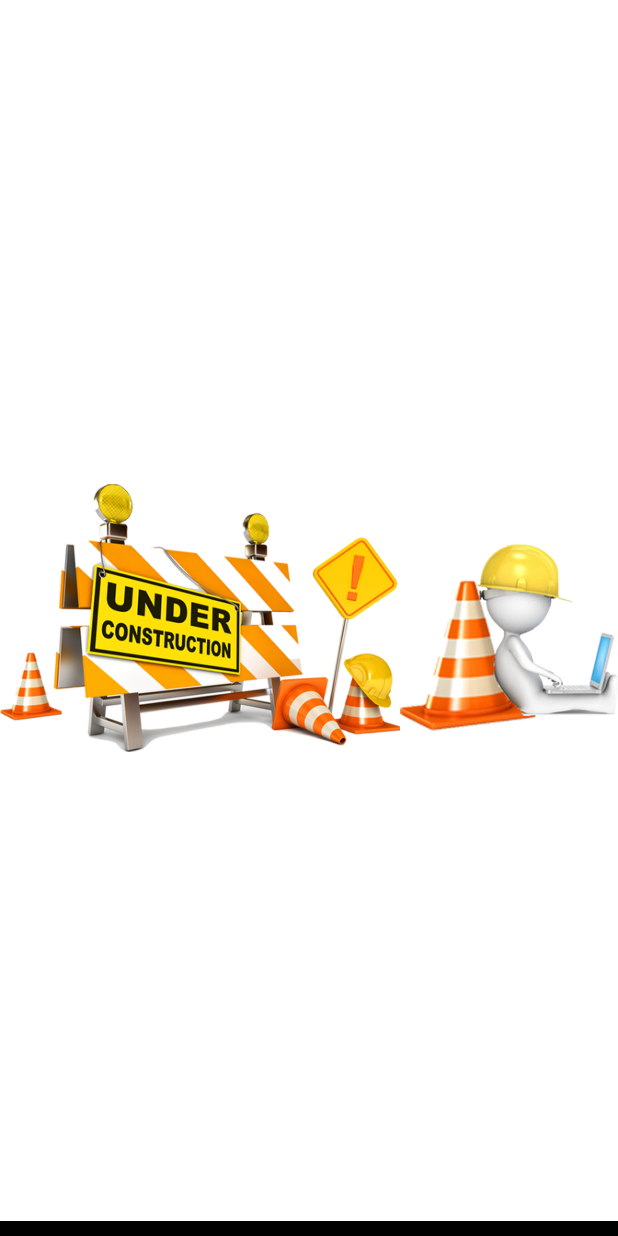
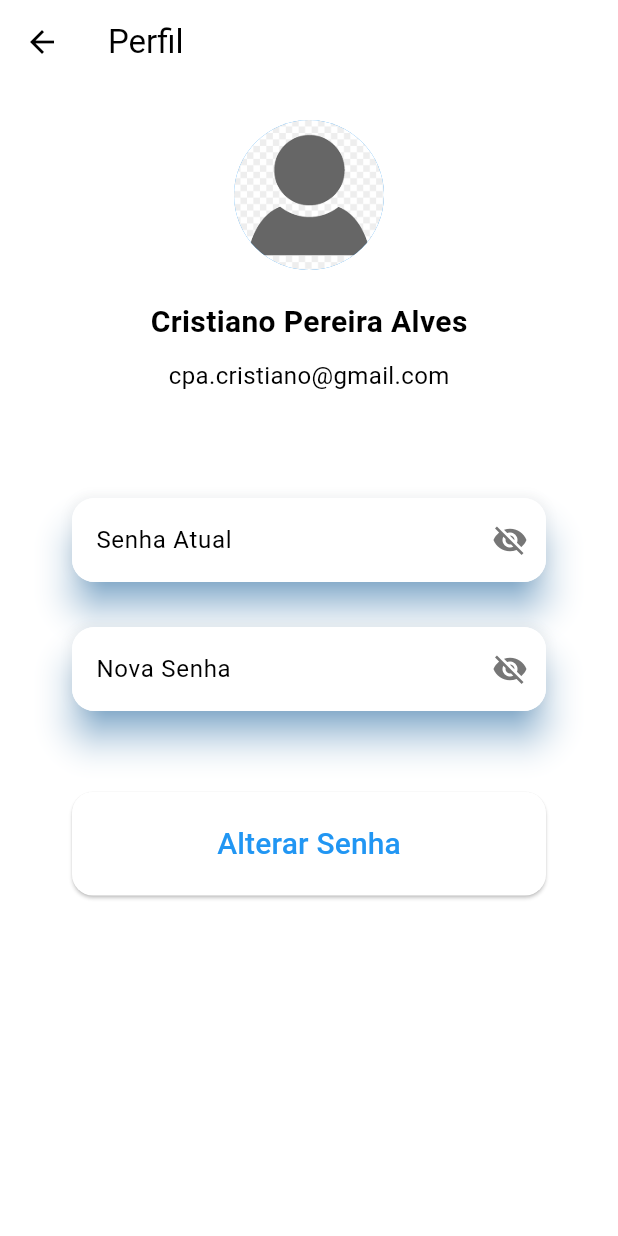
Before and after one commit to CristianoPam/inventario_ibp, a Flutter app: the SettingsPage screen opened by its route, after a tap on an icon or button, on a phone screen of 412 x 824 dp. Run offline on Flutter 3.47's test engine with Material 3 defaults, Android fonts, the phone set to English and light mode, and no system bars; our stand-ins replace cloud_firestore, firebase_auth, firebase_core, flutter_riverpod, go_router; missing offline and left inert: validatorless; accounts and stored records are empty; network calls fail.

Commit message:
avatar_alterar_senha_03042024

```diff
--- /dev/null
+++ b/lib/model/password_validation.dart
@@ -0,0 +1,22 @@
+class PassValidarion{
+bool contemLetrasUppercase(String input) {
+    final regex = RegExp(r'[A-Z]');
+    return regex.hasMatch(input);
+  }
+
+  bool contemLetrasLowercase(String input) {
+    final regex = RegExp(r'[a-z]');
+    return regex.hasMatch(input);
+  }
+
+  bool contemNumeros(String input) {
+    final regex = RegExp(r'\d');
+    return regex.hasMatch(input);
+  }
+
+  bool contemCaracteresEspeciais(String input) {
+    final regex = RegExp(r'[!@#\$%^&*()_+{}\[\]:;<>,.?~\\-]');
+    return regex.hasMatch(input);
+  }
+
+}
--- /dev/null
+++ b/lib/pages/avatar_alterar_senha.dart
@@ -0,0 +1,205 @@
+import 'package:flutter/material.dart';
+import 'package:inventario_ibp/model/password_validation.dart';
+import 'package:validatorless/validatorless.dart';
+
+class UserPage extends StatefulWidget {
+    const UserPage({super.key});
+
+    @override
+    State<UserPage> createState() => _UserPageState();
+}
+
+class _UserPageState extends State<UserPage> {
+    final _formKey = GlobalKey<FormState>();
+    final _avatar = Image.asset('assets/images/avatar.png');
+    final _name = 'Cristiano Pereira Alves';
+    final _email = 'cpa.cristiano@gmail.com';
+    final _currentPasswordController = TextEditingController();
+    final _newPasswordController = TextEditingController();
+    var passValidator = PassValidarion();
+    bool _showPassword = false;
+
+    @override
+    Widget build(BuildContext context) {
+    return Scaffold(
+        appBar: AppBar(
+        title: const Text('Perfil'),
+        ),
+        body: SingleChildScrollView(
+        child: Padding(
+            padding: const EdgeInsets.all(24.0),
+            child: Form(
+            key: _formKey,
+            child: Column(
+                crossAxisAlignment: CrossAxisAlignment.center,
+                children: [
+                // Avatar
+                CircleAvatar(
+                    radius: 50,
+                    backgroundImage: _avatar.image,
+                ),
+
+                // Name
+                const SizedBox(height: 20),
+                Text(
+                    _name,
+                    style: const TextStyle(
+                    fontSize: 20,
+                    fontWeight: FontWeight.bold,
+                    ),
+                ),
+
+                // Email
+                const SizedBox(height: 10),
+                Text(
+                    _email,
+                    style: const TextStyle(
+                    fontSize: 16,
+                    ),
+                ),
+
+                // Current Password
+                const SizedBox(height: 60),
+                Padding(
+                  padding: const EdgeInsets.symmetric(
+                      vertical: 10.0, horizontal: 24.0),
+                  child: Material(
+                    elevation: 10.0,
+                    shadowColor: Colors.blue,
+                    borderRadius: BorderRadius.circular(15),
+                    child: TextFormField(
+                      controller: _currentPasswordController,
+                      obscureText: _showPassword == false ? true : false,
+                      decoration: InputDecoration(
+                        border: const OutlineInputBorder(
+                          borderRadius: BorderRadius.all(Radius.circular(15)),
+                          borderSide: BorderSide(color: Colors.blue),
+                        ),
+                        labelText: 'Senha Atual',
+                        suffixIcon: GestureDetector(
+                          child: Icon(
+                            _showPassword == false
+                                ? Icons.visibility_off
+                                : Icons.visibility,
+                            color: const Color(0xFF767676),
+                          ),
+                          onTap: () {
+                            setState(() {
+                              _showPassword = !_showPassword;
+                            });
+                          },
+                        ),
+                      ),
+                      validator:  (value) {
+                    if (value == null || value.isEmpty) {
+                        return 'Por favor digite sua senha atual';
+                    }
+                    return null;
+                    },
+                    ),
+                  ),
+                ),
+
+                // New Password
+                const SizedBox(height: 10),
+                 Padding(
+                  padding: const EdgeInsets.symmetric(
+                      vertical: 10.0, horizontal: 24.0),
+                  child: Material(
+                    elevation: 10.0,
+                    shadowColor: Colors.blue,
+                    borderRadius: BorderRadius.circular(15),
+                    child: TextFormField(
+                      controller: _newPasswordController,
+                      obscureText: _showPassword == false ? true : false,
+                      decoration: InputDecoration(
+                        border: const OutlineInputBorder(
+                          borderRadius: BorderRadius.all(Radius.circular(15)),
+                          borderSide: BorderSide(color: Colors.blue),
+                        ),
+                        labelText: 'Nova Senha',
+                        suffixIcon: GestureDetector(
+                          child: Icon(
+                            _showPassword == false
+                                ? Icons.visibility_off
+                                : Icons.visibility,
+                            color: const Color(0xFF767676),
+                          ),
+                          onTap: () {
+                            setState(() {
+                              _showPassword = !_showPassword;
+                            });
+                          },
+                        ),
+                      ),
+                      validator: Validatorless.multiple([
+                        Validatorless.required('Nova senha Obrigatória'),
+                        Validatorless.min(
+                            8, 'Senha precisa ter pelo menos 8 caracteres'),
+                        (value) {
+                          if (!passValidator.contemNumeros(value.toString())) {
+                            return 'Pelo menos um número';
+                          } else if (!passValidator.contemLetrasUppercase(value.toString())) {
+                            return 'Ao menos uma letra maiúscula';
+                          } else if (!passValidator.contemLetrasLowercase(value.toString())) {
+                            return 'Ao menos uma letra minúscula';
+                          } else if (!passValidator.contemCaracteresEspeciais(
+                              value.toString())) {
+                            return 'Pelo menos um caractere especial';
+                          }
+                          return null;
+                        }
+                      ]),
+                    ),
+                  ),
+                ),
+
+
+                // CHANGE BUTTON
+                const SizedBox(height: 20),
+                Padding(
+                  padding: const EdgeInsets.all(24.0),
+                  child: ElevatedButton(
+                      onPressed: () {
+                      if (_formKey.currentState!.validate()) {
+                          // TODO: Implementar lógica de alteração de senha
+                      }
+                      },
+                      child: const Row(
+                      mainAxisAlignment: MainAxisAlignment.center,
+                      children: (false)
+                          // ignore: dead_code
+                          ? [
+                              Padding(
+                                padding: EdgeInsets.all(16),
+                                child: SizedBox(
+                                  width: 24,
+                                  height: 24,
+                                  child: CircularProgressIndicator(
+                                    color: Colors.white,
+                                  ),
+                                ),
+                              )
+                            ]
+                          // ignore: dead_code
+                          : [
+
+                              Padding(
+                                padding: EdgeInsets.all(4.0),
+                                child: Text(
+                                  'Alterar Senha',
+                                  style: TextStyle(fontSize: 20),
+                                ),
+                              ),
+                            ],
+                    ),
+                  ),
+                ),
+                ],
+            ),
+            ),
+        ),
+        ),
+    );
+    }
+}
--- a/lib/pages/settings_page.dart
+++ b/lib/pages/settings_page.dart
@@ -3,6 +3,7 @@ import 'package:flutter/cupertino.dart';
 import 'package:flutter/material.dart';
 import 'package:go_router/go_router.dart';
 import 'package:inventario_ibp/constants.dart';
+import 'package:inventario_ibp/pages/avatar_alterar_senha.dart';
 import 'package:inventario_ibp/pages/two_factors.dart';
 import 'package:inventario_ibp/widget/avatar_card.dart';
 import 'package:inventario_ibp/widget/support_card.dart';
@@ -62,7 +63,7 @@ class _SettingsPageState extends State<SettingsPage> {
                                 context,
                                 MaterialPageRoute(
                                   builder: (context) =>
-                                      const UnderConstruction(),
+                                      const UserPage(),
                                 ),
                               );
                             },
@@ -87,7 +88,7 @@ class _SettingsPageState extends State<SettingsPage> {
                             Navigator.push(
                               context,
                               MaterialPageRoute(
-                                builder: (context) => const UnderConstruction(),
+                                builder: (context) => const UserPage(),
                               ),
                             );
                           },
--- a/pubspec.yaml
+++ b/pubspec.yaml
@@ -74,6 +74,7 @@ flutter:
   assets:
   - assets/images/logo.png
   - assets/images/page-under-construction.png
+  - assets/images/avatar.png
   #   - images/a_dot_ham.jpeg
 
   # An image asset can refer to one or more resolution-specific "variants", see
```
Also changed, not shown: lib/pages/login_page.dart (+20 -35 lines), assets/images/avatar.png (added).
